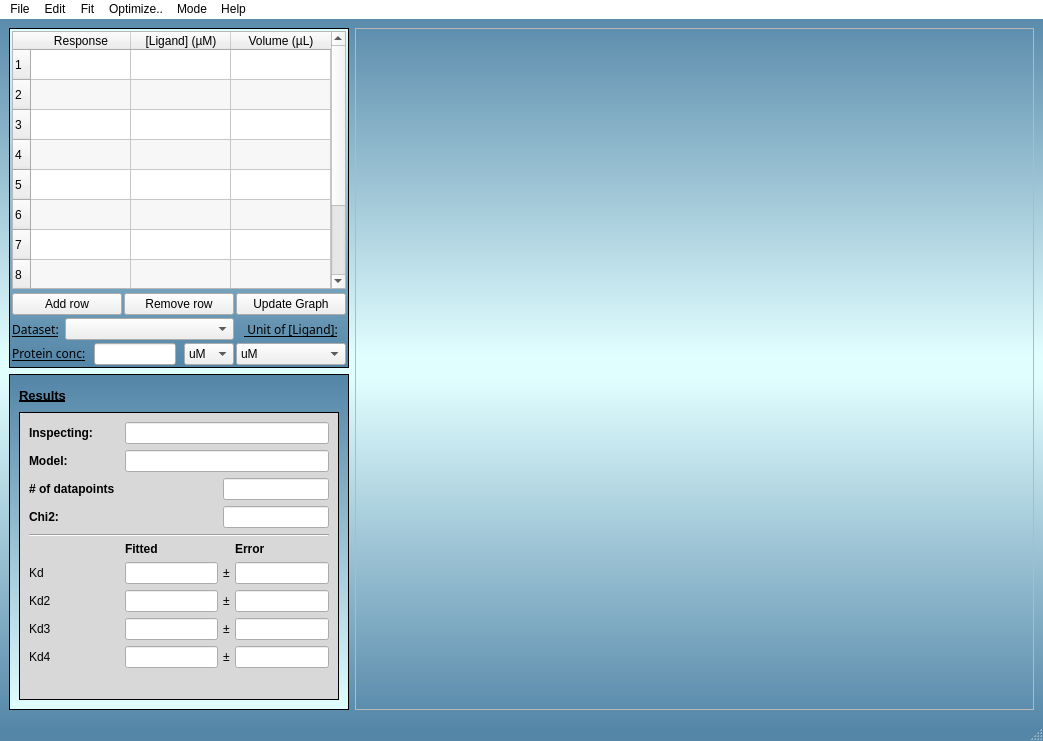
Above: plis.ui from PINT-NMR/PLIS before the change. Below: the same form after it.
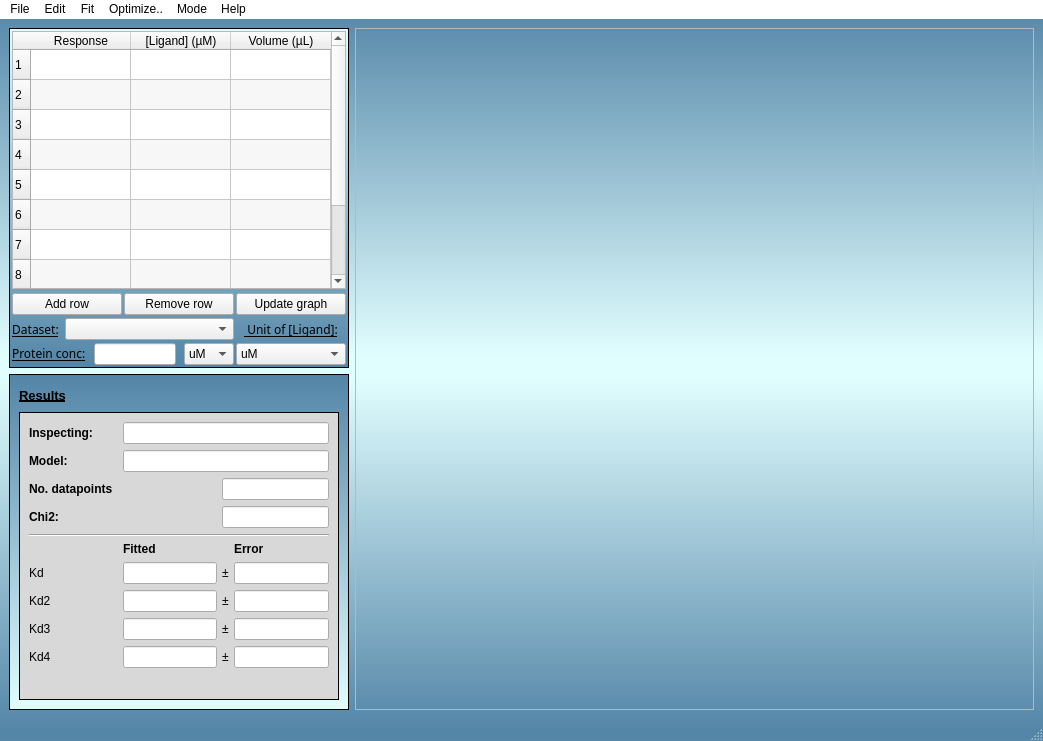
That is the form after the change. Icons and pictures are not drawn. Custom widgets are drawn as their Qt base class.

```diff
--- a/plis.ui
+++ b/plis.ui
@@ -386,7 +386,7 @@
               <bool>false</bool>
              </property>
              <property name="text">
-              <string>Update Graph</string>
+              <string>Update graph</string>
              </property>
              <property name="autoDefault">
               <bool>false</bool>
@@ -807,8 +807,8 @@
         <rect>
          <x>0</x>
          <y>0</y>
-         <width>349</width>
-         <height>310</height>
+         <width>332</width>
+         <height>382</height>
         </rect>
        </property>
        <layout class="QGridLayout" name="gridLayout_17">
@@ -843,8 +843,8 @@
             <rect>
              <x>0</x>
              <y>0</y>
-             <width>329</width>
-             <height>258</height>
+             <width>309</width>
+             <height>312</height>
             </rect>
            </property>
            <layout class="QGridLayout" name="gridLayout_19">
@@ -1265,7 +1265,7 @@
                </font>
               </property>
               <property name="text">
-               <string># of datapoints</string>
+               <string>No. datapoints</string>
               </property>
              </widget>
             </item>
```
Left out of the diff: 33 changed lines with no effect on the pictures.
